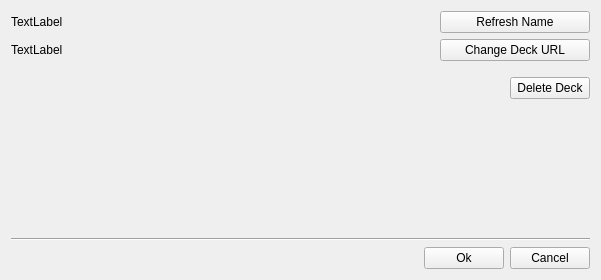
Jerakin/Moxsafe, file res/deck_settings.ui: the form before one commit.
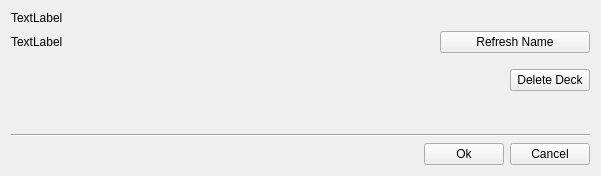
The form after the commit.

Commit message: Removed change url

The edit to the form file:
```diff
--- a/res/deck_settings.ui
+++ b/res/deck_settings.ui
@@ -7,13 +7,20 @@
     <x>0</x>
     <y>0</y>
     <width>601</width>
-    <height>280</height>
+    <height>176</height>
    </rect>
   </property>
   <property name="windowTitle">
    <string>Deck Settings</string>
   </property>
   <layout class="QVBoxLayout" name="verticalLayout">
+   <item>
+    <widget class="QLabel" name="url_lbl">
+     <property name="text">
+      <string>TextLabel</string>
+     </property>
+    </widget>
+   </item>
    <item>
     <layout class="QHBoxLayout" name="horizontalLayout">
      <item>
@@ -38,30 +45,6 @@
      </item>
     </layout>
    </item>
-   <item>
-    <layout class="QHBoxLayout" name="horizontalLayout_2">
-     <item>
-      <widget class="QLabel" name="url_lbl">
-       <property name="text">
-        <string>TextLabel</string>
-       </property>
-      </widget>
-     </item>
-     <item>
-      <widget class="QPushButton" name="url_btn">
-       <property name="maximumSize">
-        <size>
-         <width>150</width>
-         <height>16777215</height>
-        </size>
-       </property>
-       <property name="text">
-        <string>Change Deck URL</string>
-       </property>
-      </widget>
-     </item>
-    </layout>
-   </item>
    <item>
     <spacer name="verticalSpacer">
      <property name="orientation">
```
The commit also changes 2 other files.
